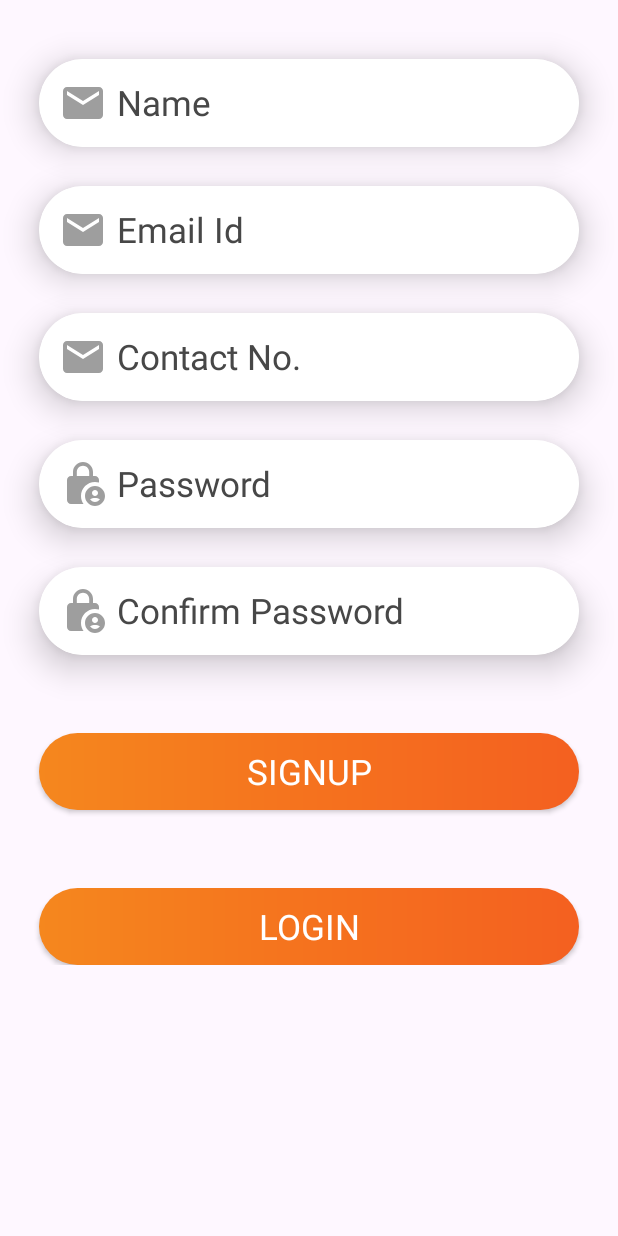
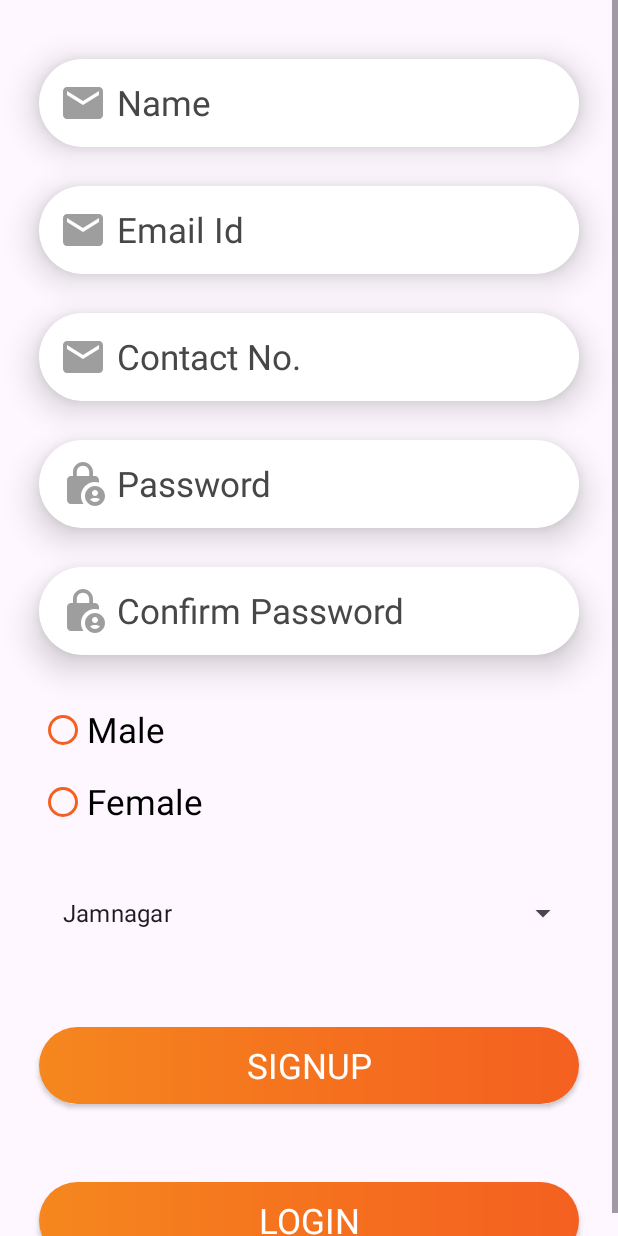
Before and after one commit to sahetu/Internship_45d_Batch2, an Android app: the SignupActivity screen opened directly, with no data from a screen before it, on a phone screen of 412 x 824 dp. Run offline under Robolectric (Android 15) with nearby library versions, the phone set to English and light mode, and no system bars; our stand-ins replace sdp/ssp sizes; Roboto replaces fonts that are not available here.

Commit message:
2nd Aug Updated Code

```diff
--- a/app/src/main/java/internship/batch2/SignupActivity.java
+++ b/app/src/main/java/internship/batch2/SignupActivity.java
@@ -4,8 +4,15 @@ import androidx.appcompat.app.AppCompatActivity;
 
 import android.os.Bundle;
 import android.view.View;
+import android.widget.AdapterView;
+import android.widget.ArrayAdapter;
 import android.widget.Button;
 import android.widget.EditText;
+import android.widget.RadioButton;
+import android.widget.RadioGroup;
+import android.widget.Spinner;
+
+import java.util.ArrayList;
 
 public class SignupActivity extends AppCompatActivity {
 
@@ -13,6 +20,14 @@ public class SignupActivity extends AppCompatActivity {
     EditText name,email,contact, password,confirmPassword;
 
     String emailPattern = "[a-zA-Z0-9._-]+@[a-z]+\\.+[a-z]+";
+
+    //RadioButton male,female;
+    RadioGroup gender;
+
+    Spinner city;
+    //String[] cityArray = {"Ahmedabad","Vadodara","Surat","Rajkot","Gandhinagar","Modasa","Kalol","Kadi","Ahmedabad","Vadodara","Surat","Rajkot","Gandhinagar","Modasa","Kalol","Kadi"};
+
+    ArrayList<String> arrayList;
 
     @Override
     protected void onCreate(Bundle savedInstanceState) {
@@ -25,6 +40,65 @@ public class SignupActivity extends AppCompatActivity {
         contact = findViewById(R.id.signup_contact);
         password = findViewById(R.id.signup_password);
         confirmPassword = findViewById(R.id.signup_confirm_password);
+
+        city = findViewById(R.id.signup_city);
+
+        arrayList = new ArrayList<>();
+
+        arrayList.add("Ahmedabad");
+        arrayList.add("Rajkot");
+        arrayList.add("Surat");
+        arrayList.add("Demo");
+        arrayList.add("XYZ");
+        arrayList.add("Gandhinagar");
+
+        arrayList.remove(3);
+        arrayList.set(3,"Vadodara");
+
+        arrayList.add(0,"Jamnagar");
+
+        ArrayAdapter adapter = new ArrayAdapter(SignupActivity.this,android.R.layout.simple_list_item_1,arrayList);
+        adapter.setDropDownViewResource(android.R.layout.simple_list_item_activated_1);
+        city.setAdapter(adapter);
+
+        city.setOnItemSelectedListener(new AdapterView.OnItemSelectedListener() {
+            @Override
+            public void onItemSelected(AdapterView<?> adapterView, View view, int i, long l) {
+                new CommonMethod(SignupActivity.this,arrayList.get(i));
+            }
+
+            @Override
+            public void onNothingSelected(AdapterView<?> adapterView) {
+
+            }
+        });
+
+        gender = findViewById(R.id.signup_gender);
+
+        gender.setOnCheckedChangeListener(new RadioGroup.OnCheckedChangeListener() {
+            @Override
+            public void onCheckedChanged(RadioGroup radioGroup, int i) {
+                RadioButton radioButton = findViewById(i); //i = R.id.signup_male,R.id.signup_female;
+                new CommonMethod(SignupActivity.this,radioButton.getText().toString());
+            }
+        });
+
+        /*male = findViewById(R.id.signup_male);
+        female = findViewById(R.id.signup_female);
+
+        male.setOnClickListener(new View.OnClickListener() {
+            @Override
+            public void onClick(View view) {
+                new CommonMethod(SignupActivity.this,male.getText().toString());
+            }
+        });
+
+        female.setOnClickListener(new View.OnClickListener() {
+            @Override
+            public void onClick(View view) {
+                new CommonMethod(SignupActivity.this,female.getText().toString());
+            }
+        });*/
 
         signup = findViewById(R.id.signup_signup);
 
--- a/app/src/main/res/drawable/custom_button.xml
+++ b/app/src/main/res/drawable/custom_button.xml
@@ -2,9 +2,9 @@
 <shape xmlns:android="http://schemas.android.com/apk/res/android">
     <gradient
         android:angle="180"
-        android:centerColor="#F5721E"
-        android:endColor="#F5871E"
-        android:startColor="#F46020" />
+        android:centerColor="@color/orange2"
+        android:endColor="@color/orange3"
+        android:startColor="@color/orange1" />
 
     <corners android:radius="50dp"/>
 
--- a/app/src/main/res/layout/activity_signup.xml
+++ b/app/src/main/res/layout/activity_signup.xml
@@ -68,7 +68,6 @@
             app:cardElevation="@dimen/_10sdp">
 
             <EditText
-                android:maxLength="10"
                 android:id="@+id/signup_contact"
                 style="@style/edit_18"
                 android:layout_width="match_parent"
@@ -78,6 +77,7 @@
                 android:drawablePadding="@dimen/_5sdp"
                 android:hint="Contact No."
                 android:inputType="phone"
+                android:maxLength="10"
                 android:padding="@dimen/_10sdp" />
 
         </androidx.cardview.widget.CardView>
@@ -130,13 +130,47 @@
 
         </androidx.cardview.widget.CardView>
 
+        <RadioGroup
+            android:id="@+id/signup_gender"
+            android:layout_width="match_parent"
+            android:layout_height="wrap_content"
+            android:layout_below="@id/signup_confirm_password_card"
+            android:layout_marginHorizontal="@dimen/_20sdp"
+            android:layout_marginTop="@dimen/_20sdp"
+            android:orientation="vertical">
+
+            <RadioButton
+                android:id="@+id/signup_male"
+                style="@style/radio_18"
+                android:layout_width="match_parent"
+                android:layout_height="wrap_content"
+                android:layout_weight="1"
+                android:text="Male" />
+
+            <RadioButton
+                android:id="@+id/signup_female"
+                style="@style/radio_18"
+                android:layout_width="match_parent"
+                android:layout_height="wrap_content"
+                android:layout_weight="1"
+                android:text="Female" />
+
+        </RadioGroup>
+
+        <Spinner
+            android:id="@+id/signup_city"
+            android:layout_width="match_parent"
+            android:layout_height="wrap_content"
+            android:layout_below="@id/signup_gender"
+            android:layout_marginHorizontal="@dimen/_20sdp"
+            android:layout_marginTop="@dimen/_20sdp" />
 
         <Button
             android:id="@+id/signup_signup"
             style="@style/button_18"
             android:layout_width="match_parent"
             android:layout_height="wrap_content"
-            android:layout_below="@id/signup_confirm_password_card"
+            android:layout_below="@id/signup_city"
             android:layout_marginHorizontal="@dimen/_20sdp"
             android:layout_marginTop="@dimen/_40sdp"
             android:text="Signup" />
--- a/app/src/main/res/values/colors.xml
+++ b/app/src/main/res/values/colors.xml
@@ -3,4 +3,7 @@
     <color name="black">#FF000000</color>
     <color name="white">#FFFFFFFF</color>
     <color name="black1">#474747</color>
+    <color name="orange1">#F46020</color>
+    <color name="orange2">#F5721E</color>
+    <color name="orange3">#F5871E</color>
 </resources>
--- a/app/src/main/res/values/themes.xml
+++ b/app/src/main/res/values/themes.xml
@@ -32,4 +32,10 @@
         <item name="android:textAllCaps">true</item>
     </style>
 
+    <style name="radio_18" parent="Widget.AppCompat.CompoundButton.RadioButton">
+        <item name="buttonTint">@color/orange1</item>
+        <item name="android:textSize">@dimen/_18sdp</item>
+        <item name="android:textColor">@color/black</item>
+    </style>
+
 </resources>
```
